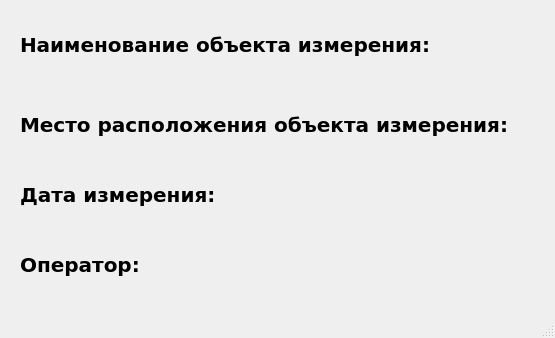
Qt form secondUI.ui (kozlov174/raspberry_app) before a commit.
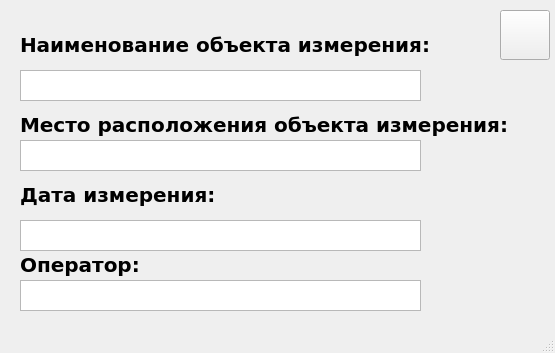
The same form after that commit. Icons and pictures are not drawn.

Commit message: update second window interface

What changed in the file:
```diff
--- a/secondUI.ui
+++ b/secondUI.ui
@@ -7,7 +7,7 @@
     <x>0</x>
     <y>0</y>
     <width>555</width>
-    <height>338</height>
+    <height>353</height>
    </rect>
   </property>
   <property name="windowTitle">
@@ -110,6 +110,65 @@
      <enum>Qt::RichText</enum>
     </property>
    </widget>
+   <widget class="QPushButton" name="keyboard_button">
+    <property name="geometry">
+     <rect>
+      <x>500</x>
+      <y>10</y>
+      <width>50</width>
+      <height>50</height>
+     </rect>
+    </property>
+    <property name="styleSheet">
+     <string notr="true">background-image: url(&quot;keyboard.png&quot;);
+background-size: contain; /* Уменьшает изображение, чтобы оно полностью вписалось в контейнер */
+background-position: center; /* Центрирует изображение */
+background-repeat: no-repeat; /* Отключает повторение изображения */</string>
+    </property>
+    <property name="text">
+     <string/>
+    </property>
+   </widget>
+   <widget class="QTextEdit" name="name_obj">
+    <property name="geometry">
+     <rect>
+      <x>20</x>
+      <y>70</y>
+      <width>401</width>
+      <height>31</height>
+     </rect>
+    </property>
+   </widget>
+   <widget class="QTextEdit" name="location_obj">
+    <property name="geometry">
+     <rect>
+      <x>20</x>
+      <y>140</y>
+      <width>401</width>
+      <height>31</height>
+     </rect>
+    </property>
+   </widget>
+   <widget class="QTextEdit" name="date">
+    <property name="geometry">
+     <rect>
+      <x>20</x>
+      <y>220</y>
+      <width>401</width>
+      <height>31</height>
+     </rect>
+    </property>
+   </widget>
+   <widget class="QTextEdit" name="operator_2">
+    <property name="geometry">
+     <rect>
+      <x>20</x>
+      <y>280</y>
+      <width>401</width>
+      <height>31</height>
+     </rect>
+    </property>
+   </widget>
   </widget>
   <widget class="QStatusBar" name="statusbar"/>
  </widget>
```
Left out of the diff: 4 changed lines with no effect on the pictures. The commit also changes 2 other files.
